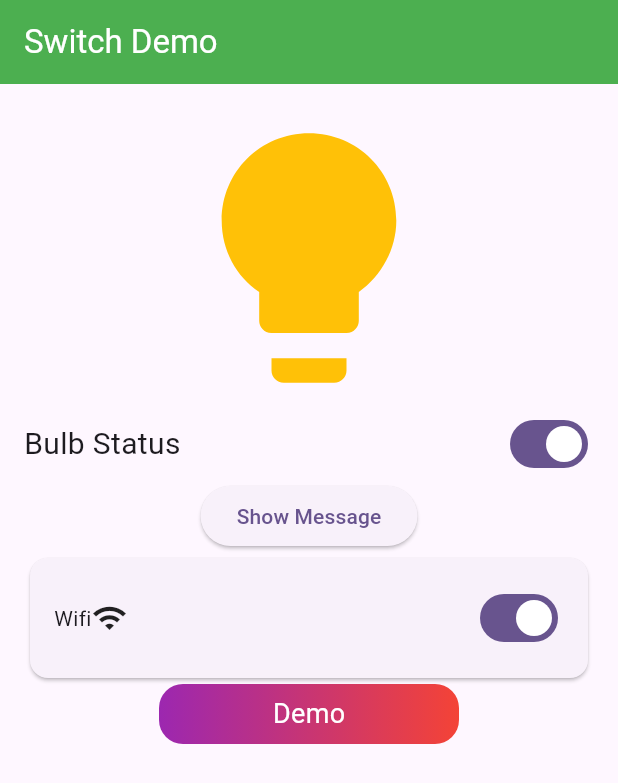
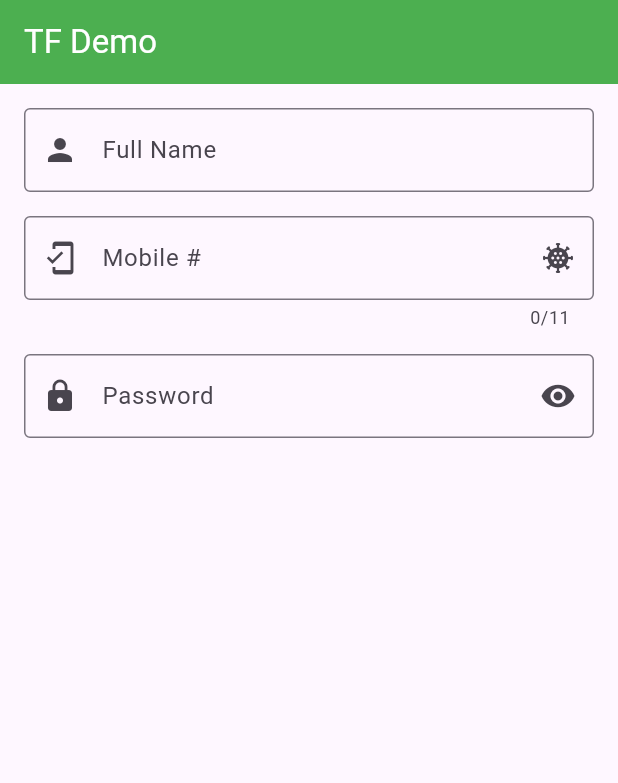
Before and after one commit to abidroid/flutter_online_june_project, a Flutter app: the screen it shows after launch, on a phone screen of 412 x 824 dp. Shown: the top 783 px of the screen. Run offline on Flutter 3.47's test engine with Material 3 defaults, Android fonts, the phone set to English and light mode, and no system bars; our stand-ins replace fluttertoast.

Commit message:
textfield

```diff
--- a/lib/main.dart
+++ b/lib/main.dart
@@ -13,6 +13,7 @@ import 'package:flutter_online_june_project/screens/simple_gridview_screen.dart'
 import 'package:flutter_online_june_project/screens/stack_demo_screen.dart';
 import 'package:flutter_online_june_project/screens/stateful_demo_screen.dart';
 import 'package:flutter_online_june_project/screens/switch_demo_screen.dart';
+import 'package:flutter_online_june_project/screens/textfield_demo_screen.dart';
 
 
 void main() {
@@ -30,7 +31,7 @@ class MyApp extends StatelessWidget {
       theme: ThemeData(
         colorScheme: ColorScheme.fromSeed(seedColor: Colors.deepPurple),
       ),
-      home: const SwitchDemoScreen() // Launcher screen
+      home: const TextfieldDemoScreen() // Launcher screen
     );
   }
 }
--- /dev/null
+++ b/lib/screens/textfield_demo_screen.dart
@@ -0,0 +1,67 @@
+
+import 'package:flutter/material.dart';
+
+class TextfieldDemoScreen extends StatefulWidget {
+  const TextfieldDemoScreen({super.key});
+
+  @override
+  State<TextfieldDemoScreen> createState() => _TextfieldDemoScreenState();
+}
+
+class _TextfieldDemoScreenState extends State<TextfieldDemoScreen> {
+
+  // initial state
+  bool obscureText = true;
+
+  @override
+  Widget build(BuildContext context) {
+    return Scaffold(
+      appBar: AppBar(title: const Text('TF Demo'),
+        backgroundColor: Colors.green,
+        foregroundColor: Colors.white,
+      ),
+
+      body: Padding(
+        padding: const EdgeInsets.all(16.0),
+        child: ListView(
+          children: [
+            TextField(
+
+              decoration: InputDecoration(
+                hintText: 'Full Name',
+                border: OutlineInputBorder(),
+                prefixIcon: Icon(Icons.person),
+              ),
+            ),
+            SizedBox(height: 16,),
+            TextField(
+              keyboardType: TextInputType.phone,
+              maxLength: 11,
+
+              decoration: InputDecoration(
+                hintText: 'Mobile #',
+                border: OutlineInputBorder(),
+                prefixIcon: Icon(Icons.mobile_friendly),
+                suffixIcon: Icon(Icons.coronavirus_rounded),
+              ),
+            ),
+            SizedBox(height: 16,),
+            TextField(
+              obscureText: obscureText,
+              decoration: InputDecoration(
+                hintText: 'Password',
+                border: OutlineInputBorder(),
+                prefixIcon: Icon(Icons.lock),
+                suffixIcon: IconButton(onPressed: (){
+                  setState(() {
+                    obscureText = !obscureText;
+                  });
+                }, icon: Icon( obscureText ?  Icons.visibility : Icons.visibility_off)),
+              ),
+            ),
+          ],
+        ),
+      ),
+    );
+  }
+}
```
